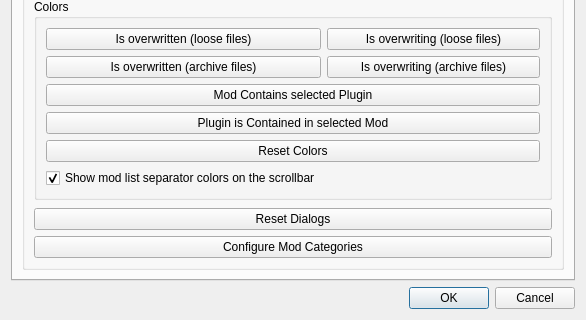
Holt59/mo2-merge, file modorganizer/src/settingsdialog.ui: the form before one commit; both pictures show x 0 to 586 and y 184 to 504 of the 586 by 504 pixel window.
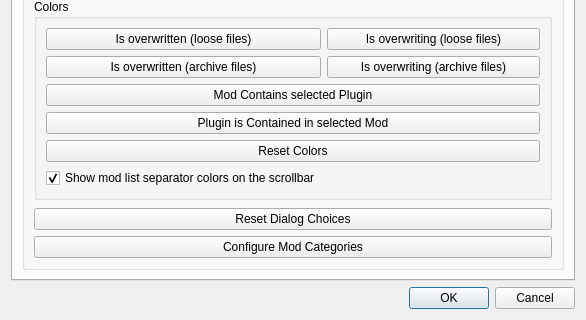
The form after the commit. Icons and pictures are not drawn.

Commit message: [modorganizer] steam confirmation now using TaskDialog fixed dialog choices not remembering files

Patch:
```diff
--- a/modorganizer/src/settingsdialog.ui
+++ b/modorganizer/src/settingsdialog.ui
@@ -191,7 +191,7 @@
              <string>This will make all dialogs show up again where you checked the &quot;Remember selection&quot;-box.</string>
             </property>
             <property name="text">
-             <string>Reset Dialogs</string>
+             <string>Reset Dialog Choices</string>
             </property>
            </widget>
           </item>
```
The commit also changes 2 other files.
